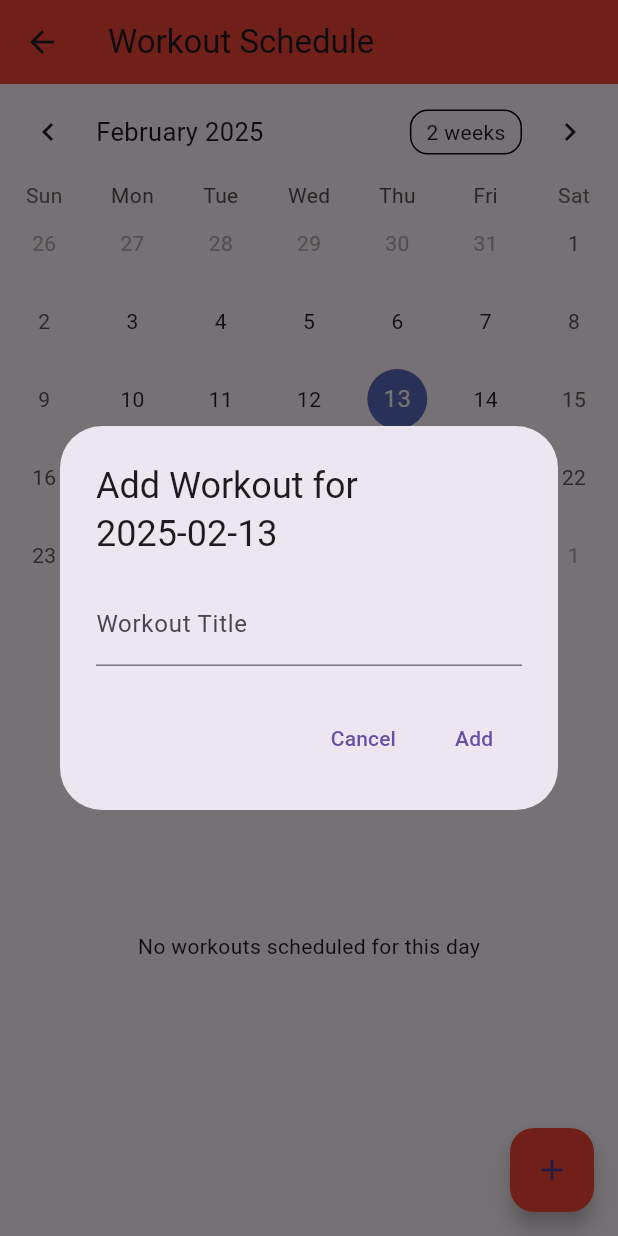
After one commit to gonzaleza61/wmftracker, a Flutter app: the screen it shows once a user with an empty profile is signed in, item 2 of the bottom bar chosen, after a tap on the "add" icon, on a phone screen of 412 x 824 dp. The commit adds this screen. Run offline on Flutter 3.47's test engine with Material 3 defaults, Android fonts, the phone set to English and light mode, and no system bars; drawn by our look-alikes of table_calendar; our stand-ins replace cloud_functions, firebase_auth, firebase_core, firebase_database, flutter_dotenv; accounts and stored records are empty.

Commit message:
back day added scheduler

```diff
--- a/weight_tracker/lib/screens/home_screen.dart
+++ b/weight_tracker/lib/screens/home_screen.dart
@@ -5,6 +5,7 @@ import 'workout_tracker_screen.dart';
 import 'pr_tracker_screen.dart';
 import 'coming_soon_screen.dart';
 import 'ai_trainer.dart';
+import 'schedule_screen.dart';
 
 class HomeScreen extends StatelessWidget {
   const HomeScreen({super.key});
@@ -353,7 +354,12 @@ class HomeScreen extends StatelessWidget {
           ),
         ],
         onTap: (index) {
-          // Handle navigation when implemented
+          switch (index) {
+            case 1: // Schedule tab
+              _navigateTo(context, ScheduleScreen());
+              break;
+            // ... other cases
+          }
         },
       ),
     );
--- /dev/null
+++ b/weight_tracker/lib/screens/schedule_screen.dart
@@ -0,0 +1,261 @@
+import 'package:flutter/material.dart';
+import 'package:firebase_database/firebase_database.dart';
+import 'package:firebase_auth/firebase_auth.dart';
+import 'package:table_calendar/table_calendar.dart';
+import 'dart:async';
+
+class ScheduleScreen extends StatefulWidget {
+  const ScheduleScreen({super.key});
+  @override
+  State<ScheduleScreen> createState() => _ScheduleScreenState();
+}
+
+class _ScheduleScreenState extends State<ScheduleScreen> {
+  Map<String, List<WorkoutEvent>> _workouts = {};
+  StreamSubscription? _workoutsSubscription;
+  DateTime _selectedDay = DateTime.now();
+  CalendarFormat _calendarFormat = CalendarFormat.month;
+
+  @override
+  void initState() {
+    super.initState();
+    _loadWorkouts();
+  }
+
+  @override
+  void dispose() {
+    _workoutsSubscription?.cancel();
+    super.dispose();
+  }
+
+  void _deleteWorkout(String date, String workoutId) {
+    final userId = FirebaseAuth.instance.currentUser?.uid;
+    if (userId == null) return;
+
+    final ref = FirebaseDatabase.instance
+        .ref()
+        .child('users')
+        .child(userId)
+        .child('workouts')
+        .child(date);
+
+    // First remove the specific workout
+    ref.child(workoutId).remove().then((_) {
+      // Then check if this was the last workout for this date
+      ref.get().then((snapshot) {
+        if (!snapshot.exists || snapshot.children.isEmpty) {
+          // If no workouts left, remove the entire date node
+          ref.remove();
+        }
+      });
+    });
+
+    // Update local state immediately
+    setState(() {
+      final dateWorkouts = _workouts[date] ?? [];
+      dateWorkouts.removeWhere((workout) => workout.id == workoutId);
+
+      if (dateWorkouts.isEmpty) {
+        _workouts.remove(date);
+      } else {
+        _workouts[date] = dateWorkouts;
+      }
+    });
+  }
+
+  void _loadWorkouts() {
+    final userId = FirebaseAuth.instance.currentUser?.uid;
+    if (userId == null) return;
+
+    _workoutsSubscription?.cancel();
+    _workoutsSubscription = FirebaseDatabase.instance
+        .ref()
+        .child('users')
+        .child(userId)
+        .child('workouts')
+        .onValue
+        .listen((event) {
+      if (!mounted) return;
+      if (!event.snapshot.exists) return;
+
+      try {
+        final data = event.snapshot.value as Map<dynamic, dynamic>;
+        final Map<String, List<WorkoutEvent>> newWorkouts = {};
+
+        data.forEach((dateStr, workouts) {
+          if (workouts is Map) {
+            final workoutList = <WorkoutEvent>[];
+            workouts.forEach((key, value) {
+              if (value is Map) {
+                workoutList.add(WorkoutEvent(
+                  id: key,
+                  title: value['title']?.toString() ?? '',
+                  date: dateStr.toString(),
+                ));
+              }
+            });
+            if (workoutList.isNotEmpty) {
+              newWorkouts[dateStr.toString()] = workoutList;
+            }
+          }
+        });
+
+        setState(() {
+          _workouts = newWorkouts;
+        });
+      } catch (e) {
+        // Handle error silently or show user feedback if needed
+      }
+    });
+  }
+
+  void _addWorkout(String title, DateTime selectedDate) {
+    final userId = FirebaseAuth.instance.currentUser?.uid;
+    if (userId == null) return;
+
+    final dateStr = selectedDate.toString().split(' ')[0];
+
+    final ref = FirebaseDatabase.instance
+        .ref()
+        .child('users')
+        .child(userId)
+        .child('workouts')
+        .child(dateStr);
+
+    final workout = {
+      'title': title,
+      'timestamp': ServerValue.timestamp,
+    };
+
+    ref.push().set(workout);
+  }
+
+  @override
+  Widget build(BuildContext context) {
+    final sortedDates = _workouts.keys.toList()..sort((a, b) => b.compareTo(a));
+    final selectedDateStr = _selectedDay.toString().split(' ')[0];
+    final selectedWorkouts = _workouts[selectedDateStr] ?? [];
+
+    return Scaffold(
+      appBar: AppBar(
+        title: Text('Workout Schedule'),
+        backgroundColor: Colors.red,
+      ),
+      body: Column(
+        children: [
+          TableCalendar(
+            firstDay: DateTime.utc(2024, 1, 1),
+            lastDay: DateTime.utc(2030, 12, 31),
+            focusedDay: _selectedDay,
+            calendarFormat: _calendarFormat,
+            selectedDayPredicate: (day) {
+              return isSameDay(_selectedDay, day);
+            },
+            onDaySelected: (selectedDay, focusedDay) {
+              setState(() {
+                _selectedDay = selectedDay;
+              });
+            },
+            onFormatChanged: (format) {
+              setState(() {
+                _calendarFormat = format;
+              });
+            },
+            eventLoader: (day) {
+              final dateStr = day.toString().split(' ')[0];
+              return _workouts[dateStr] ?? [];
+            },
+          ),
+          Padding(
+            padding: const EdgeInsets.all(8.0),
+            child: Text(
+              'Workouts for ${selectedDateStr}',
+              style: TextStyle(fontSize: 18, fontWeight: FontWeight.bold),
+            ),
+          ),
+          Expanded(
+            child: selectedWorkouts.isEmpty
+                ? Center(child: Text('No workouts scheduled for this day'))
+                : ListView.builder(
+                    itemCount: selectedWorkouts.length,
+                    itemBuilder: (context, index) {
+                      final workout = selectedWorkouts[index];
+                      return Dismissible(
+                        key: Key(workout.id),
+                        background: Container(
+                          color: Colors.red,
+                          alignment: Alignment.centerRight,
+                          padding: EdgeInsets.only(right: 20.0),
+                          child: Icon(
+                            Icons.delete,
+                            color: Colors.white,
+                          ),
+                        ),
+                        direction: DismissDirection.endToStart,
+                        onDismissed: (direction) {
+                          _deleteWorkout(selectedDateStr, workout.id);
+                        },
+                        child: Card(
+                          margin:
+                              EdgeInsets.symmetric(horizontal: 8, vertical: 4),
+                          child: ListTile(
+                            leading:
+                                Icon(Icons.fitness_center, color: Colors.red),
+                            title: Text(workout.title),
+                          ),
+                        ),
+                      );
+                    },
+                  ),
+          ),
+        ],
+      ),
+      floatingActionButton: FloatingActionButton(
+        onPressed: () => _showAddWorkoutDialog(context, _selectedDay),
+        child: Icon(Icons.add),
+        backgroundColor: Colors.red,
+      ),
+    );
+  }
+
+  void _showAddWorkoutDialog(BuildContext context, DateTime selectedDate) {
+    final controller = TextEditingController();
+    showDialog(
+      context: context,
+      builder: (context) => AlertDialog(
+        title: Text('Add Workout for ${selectedDate.toString().split(' ')[0]}'),
+        content: TextField(
+          controller: controller,
+          decoration: InputDecoration(labelText: 'Workout Title'),
+        ),
+        actions: [
+          TextButton(
+            onPressed: () => Navigator.pop(context),
+            child: Text('Cancel'),
+          ),
+          TextButton(
+            onPressed: () {
+              if (controller.text.isNotEmpty) {
+                _addWorkout(controller.text, selectedDate);
+                Navigator.pop(context);
+              }
+            },
+            child: Text('Add'),
+          ),
+        ],
+      ),
+    );
+  }
+}
+
+class WorkoutEvent {
+  final String id;
+  final String title;
+  final String date;
+
+  WorkoutEvent({
+    required this.id,
+    required this.title,
+    required this.date,
+  });
+}
--- a/weight_tracker/pubspec.yaml
+++ b/weight_tracker/pubspec.yaml
@@ -49,6 +49,7 @@ dependencies:
   firebase_database: ^10.4.5
   flutter_dotenv: ^5.0.2
   cloud_functions: ^4.6.5
+  table_calendar: ^3.0.9
 dev_dependencies:
   flutter_test:
     sdk: flutter
```
Also changed, not shown: weight_tracker/lib/screens/workout_tracker_screen.dart (+24 -0 lines), weight_tracker/pubspec.lock, 1 other file.
